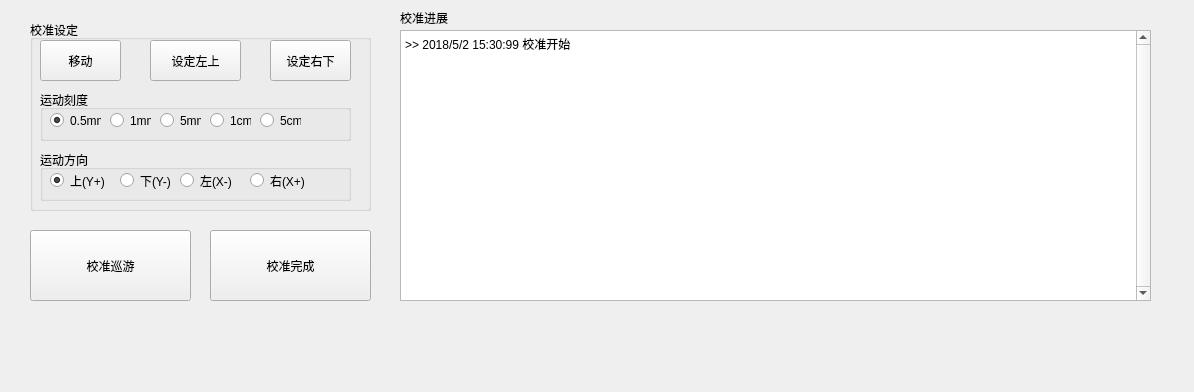
First picture: the form in cebs/form_qt/cebsCalibForm.ui, repository Baxianxiahai/huicloud, before the edit.
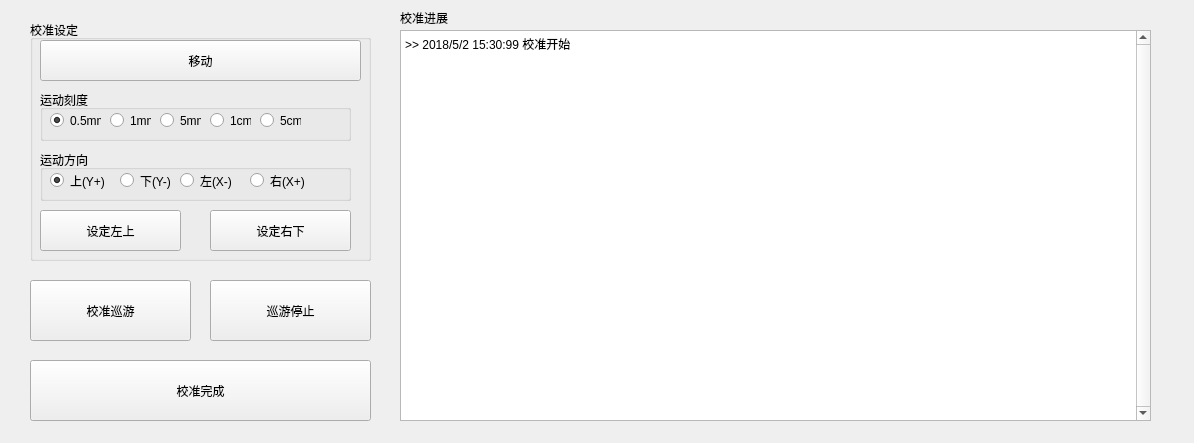
Second picture: the form after the edit.

```diff
--- a/cebs/form_qt/cebsCalibForm.ui
+++ b/cebs/form_qt/cebsCalibForm.ui
@@ -7,7 +7,7 @@
     <x>0</x>
     <y>0</y>
     <width>1194</width>
-    <height>392</height>
+    <height>443</height>
    </rect>
   </property>
   <property name="windowTitle">
@@ -19,7 +19,7 @@
      <x>30</x>
      <y>20</y>
      <width>341</width>
-     <height>191</height>
+     <height>241</height>
     </rect>
    </property>
    <property name="title">
@@ -185,7 +185,7 @@
      <rect>
       <x>10</x>
       <y>20</y>
-      <width>81</width>
+      <width>321</width>
       <height>41</height>
      </rect>
     </property>
@@ -196,9 +196,9 @@
    <widget class="QPushButton" name="pushButton_calib_left_up">
     <property name="geometry">
      <rect>
-      <x>120</x>
-      <y>20</y>
-      <width>91</width>
+      <x>10</x>
+      <y>190</y>
+      <width>141</width>
       <height>41</height>
      </rect>
     </property>
@@ -209,9 +209,9 @@
    <widget class="QPushButton" name="pushButton_calib_right_bottom">
     <property name="geometry">
      <rect>
-      <x>240</x>
-      <y>20</y>
-      <width>81</width>
+      <x>180</x>
+      <y>190</y>
+      <width>141</width>
       <height>41</height>
      </rect>
     </property>
@@ -226,7 +226,7 @@
      <x>400</x>
      <y>30</y>
      <width>751</width>
-     <height>271</height>
+     <height>391</height>
     </rect>
    </property>
    <property name="mouseTracking">
@@ -281,9 +281,9 @@
    <property name="geometry">
     <rect>
      <x>30</x>
-     <y>230</y>
+     <y>280</y>
      <width>161</width>
-     <height>71</height>
+     <height>61</height>
     </rect>
    </property>
    <property name="text">
@@ -293,16 +293,29 @@
   <widget class="QPushButton" name="pushButton_calib_comp">
    <property name="geometry">
     <rect>
-     <x>210</x>
-     <y>230</y>
-     <width>161</width>
-     <height>71</height>
+     <x>30</x>
+     <y>360</y>
+     <width>341</width>
+     <height>61</height>
     </rect>
    </property>
    <property name="text">
     <string>校准完成</string>
    </property>
   </widget>
+  <widget class="QPushButton" name="pushButton_calib_pilot_2">
+   <property name="geometry">
+    <rect>
+     <x>210</x>
+     <y>280</y>
+     <width>161</width>
+     <height>61</height>
+    </rect>
+   </property>
+   <property name="text">
+    <string>巡游停止</string>
+   </property>
+  </widget>
  </widget>
  <resources/>
  <connections>
```
Left out of the diff: 17 changed lines with no effect on the pictures.
